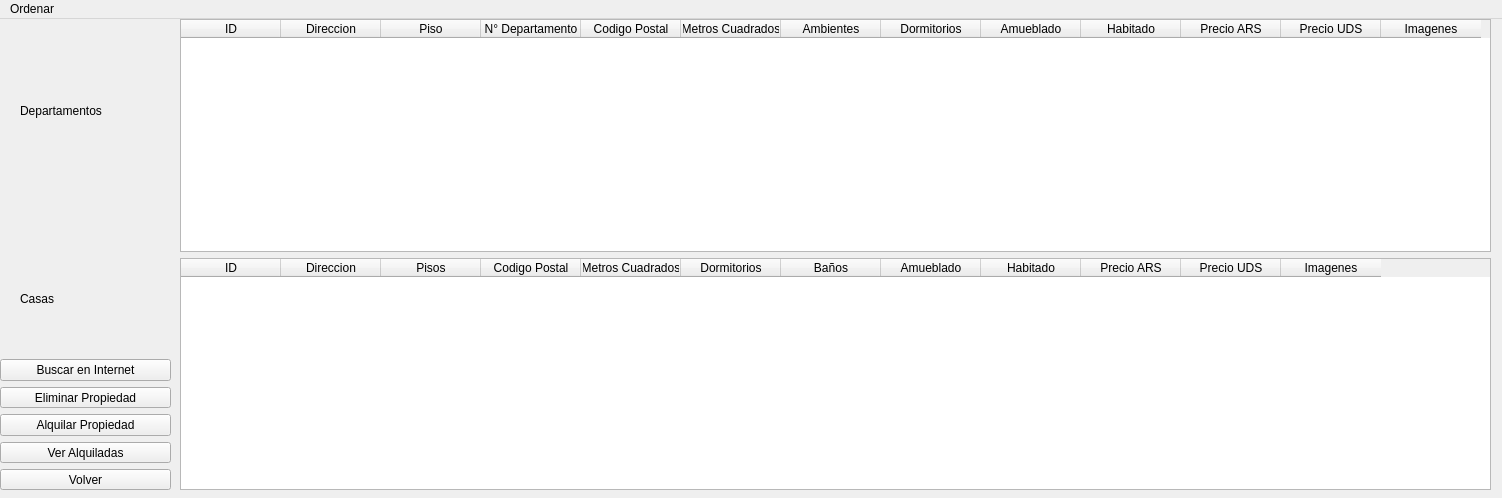
Old version of the form Lista.ui in the repository MateMar04/TP-Qt.
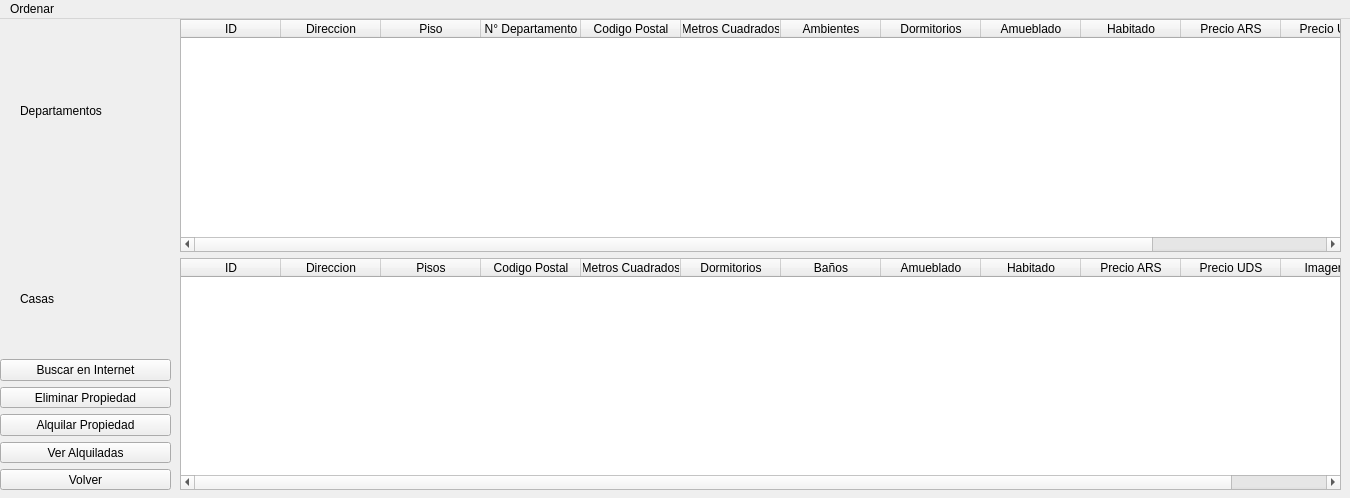
New version of the form.

Commit message: modifique el tamaño de las ventanas

```diff
--- a/Lista.ui
+++ b/Lista.ui
@@ -6,19 +6,19 @@
    <rect>
     <x>0</x>
     <y>0</y>
-    <width>1502</width>
+    <width>1350</width>
     <height>498</height>
    </rect>
   </property>
   <property name="minimumSize">
    <size>
-    <width>1502</width>
+    <width>1350</width>
     <height>498</height>
    </size>
   </property>
   <property name="maximumSize">
    <size>
-    <width>1502</width>
+    <width>1350</width>
     <height>498</height>
    </size>
   </property>
@@ -31,7 +31,7 @@
      <rect>
       <x>180</x>
       <y>0</y>
-      <width>1311</width>
+      <width>1161</width>
       <height>471</height>
      </rect>
     </property>
@@ -250,7 +250,7 @@
     <rect>
      <x>0</x>
      <y>0</y>
-     <width>1502</width>
+     <width>1350</width>
      <height>22</height>
     </rect>
    </property>
```
The commit also changes 3 other files.
